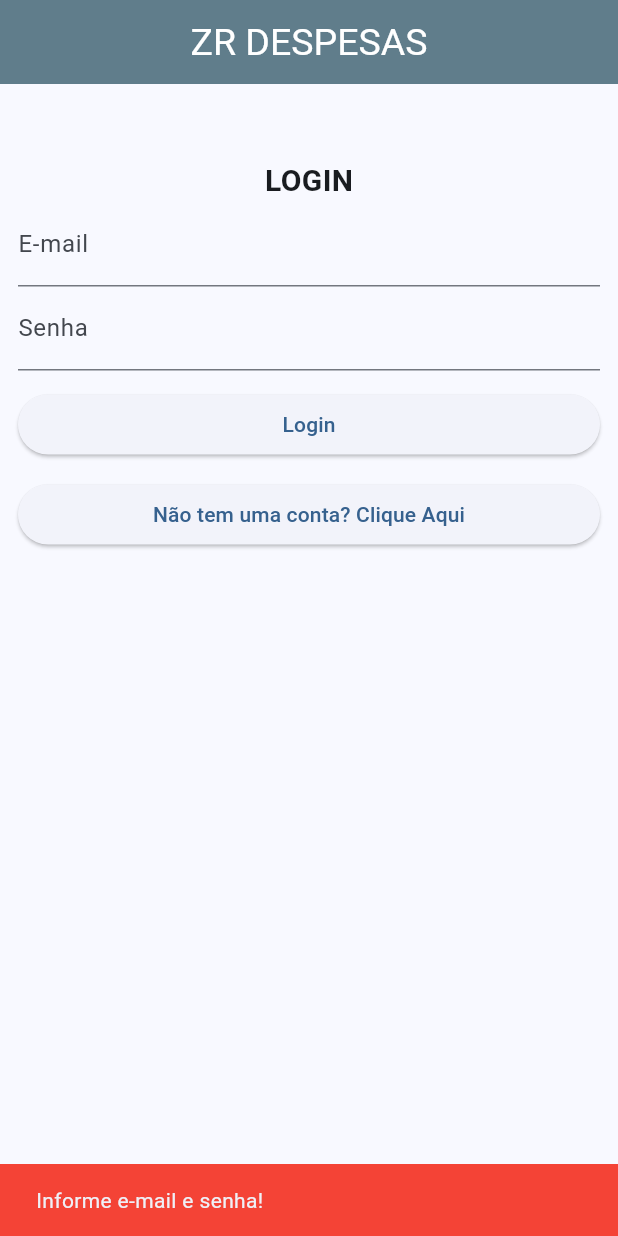
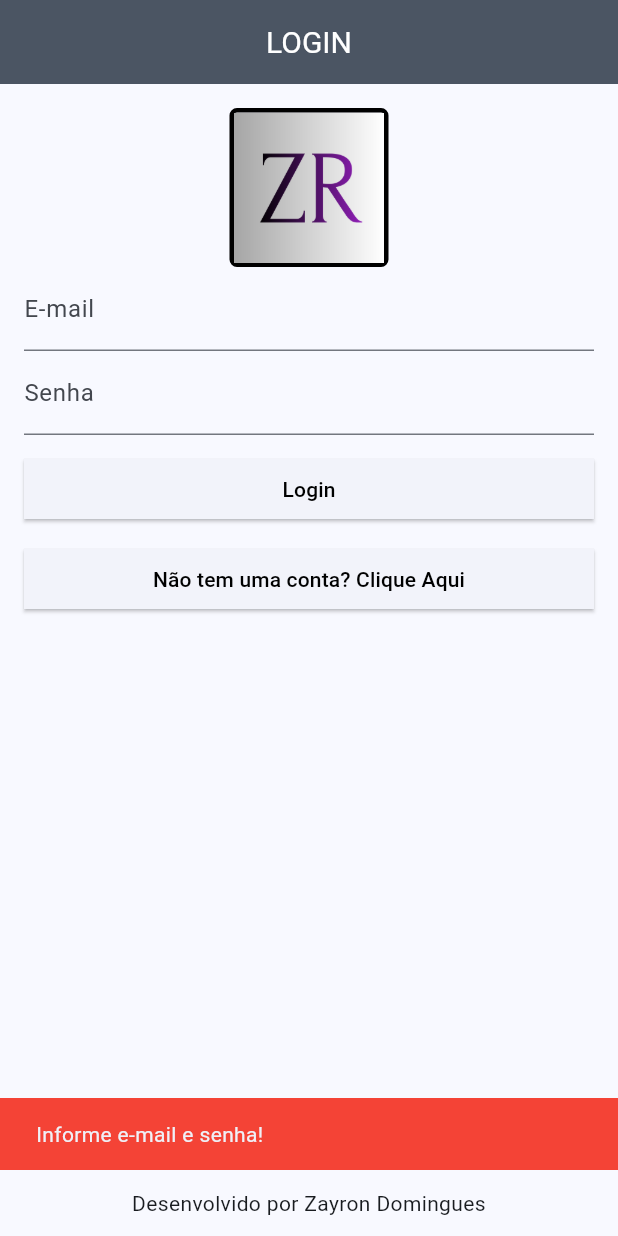
Before and after one commit to ZayronRD/zrd_despesa_flutter, a Flutter app: the screen it shows after launch, after a tap on "Login", on a phone screen of 412 x 824 dp. Run offline on Flutter 3.47's test engine with Material 3 defaults, Android fonts, the phone set to English and light mode, and no system bars; our stand-ins replace camera, supabase_flutter; accounts and stored records are empty.

Commit message:
adicionado logo na tela de login e utilizado componente zr_input

```diff
--- a/zrd_despesas_app/lib/components/zr_input.dart
+++ b/zrd_despesas_app/lib/components/zr_input.dart
@@ -7,11 +7,14 @@ class ZrTextFormField extends StatelessWidget {
 
   final String? Function(String?)? validator;
 
+  final bool obscureText;
+
   const ZrTextFormField({
     super.key,
     required this.label,
     required this.controller,
     this.validator,
+    this.obscureText = false,
   });
 
   @override
@@ -19,6 +22,7 @@ class ZrTextFormField extends StatelessWidget {
     return TextFormField(
       controller: controller,
       validator: validator,
+      obscureText: obscureText,
       decoration: InputDecoration(labelText: label),
     );
   }
--- a/zrd_despesas_app/lib/pages/login/login_page.dart
+++ b/zrd_despesas_app/lib/pages/login/login_page.dart
@@ -1,6 +1,8 @@
 import 'package:flutter/material.dart';
 import 'package:supabase_flutter/supabase_flutter.dart';
 import 'package:zrd_despesas_app/auth/auth_service.dart';
+import 'package:zrd_despesas_app/components/zr_input.dart';
+import 'package:zrd_despesas_app/components/zr_toast.dart';
 import 'package:zrd_despesas_app/pages/cadastro/register_page.dart';
 
 class LoginPage extends StatefulWidget {
@@ -74,7 +76,14 @@ class _LoginPageState extends State<LoginPage> {
 
     try {
       // `signInWithPassword` retorna sessao e usuario quando login conclui.
+
       final resposta = await authService.login(email, senha);
+
+      while (resposta.user != null || resposta.session != null) {
+        if (mounted) {
+          ZrToast.success(context, "Acessando...", milliseconds: 400);
+        }
+      }
 
       // Se auth nao devolver usuario ou sessao, fluxo nao autenticou.
       if (resposta.user == null || resposta.session == null) {
@@ -96,15 +105,16 @@ class _LoginPageState extends State<LoginPage> {
   Widget build(BuildContext context) {
     return Scaffold(
       appBar: AppBar(
+        scrolledUnderElevation: 0,
         title: Center(
           child: SizedBox(
             // width: 100,
             // height: 100,
             child: Text(
-              "ZR DESPESAS",
+              "LOGIN",
               style: TextStyle(
                 // fontWeight: FontWeight.bold,
-                fontSize: 25,
+                fontSize: 20,
                 color: Colors.white,
                 // fontStyle: FontStyle.italic,
 
@@ -113,51 +123,55 @@ class _LoginPageState extends State<LoginPage> {
             ),
           ),
         ),
-        backgroundColor: Colors.blueGrey,
+        backgroundColor: const Color.fromARGB(255, 75, 85, 99),
         titleTextStyle: const TextStyle(color: Colors.white),
       ),
-      body: ListView(
-        padding: EdgeInsets.symmetric(horizontal: 12, vertical: 50),
+      body: Padding(
+        padding: const EdgeInsets.all(16.0),
+        child: Column(
+          mainAxisAlignment: MainAxisAlignment.start,
           children: [
-          // SizedBox(
-          //   width: 100,
-          //   height: 100,
-          //   child: Image.asset("assets/imagens/logo.png"),
-          // ),
-          Center(
-            child: SizedBox(
-              // width: 100,
-              // height: 100,
-              child: Text(
-                "LOGIN",
-                style: TextStyle(
-                  fontWeight: FontWeight.bold,
-                  fontSize: 20,
-                  // color: Colors.red,
-                  // fontStyle: FontStyle.italic,
-
-                  // decoration: TextDecoration.underline,
+            Container(
+              margin: EdgeInsets.all(0),
+              decoration: BoxDecoration(
+                border: Border.all(width: 3.0),
+                borderRadius: BorderRadius.all(
+                  Radius.circular(5.0), //
                 ),
               ),
+              child: SizedBox(
+                width: 100,
+                height: 100,
+
+                child: Image.asset("assets/imagens/logozr.png"),
               ),
             ),
-          // email
-          TextField(
-            controller: _emailController,
-            decoration: InputDecoration(labelText: "E-mail"),
-          ),
 
-          //senha
-          TextField(
+            ZrTextFormField(controller: _emailController, label: "E-mail"),
+
+            ZrTextFormField(
+              controller: _senhaController,
+              label: "Senha",
               obscureText: true,
-            controller: _senhaController,
-            decoration: InputDecoration(labelText: "Senha"),
             ),
 
             SizedBox(height: 12),
 
             // botao login
-          ElevatedButton(onPressed: login, child: Text("Login")),
+            ElevatedButton(
+              onPressed: login,
+              style: ElevatedButton.styleFrom(
+                shape: RoundedRectangleBorder(
+                  borderRadius: BorderRadius.circular(0),
+                ),
+              ),
+              child: Container(
+                padding: EdgeInsets.all(5.0),
+                child: Center(
+                  child: Text("Login", style: TextStyle(color: Colors.black)),
+                ),
+              ),
+            ),
 
             SizedBox(height: 12),
 
@@ -166,18 +180,31 @@ class _LoginPageState extends State<LoginPage> {
                 context,
                 MaterialPageRoute(builder: (context) => RegisterPage()),
               ),
-            child: Container(
-              // height: 60.0,
-              // width: 120.0,
-              padding: EdgeInsets.all(5.0),
-              // decoration: BoxDecoration(
-              //   color: Colors.grey,
-              //   borderRadius: BorderRadius.circular(4.0),
-              // ),
-              child: Center(child: Text("Não tem uma conta? Clique Aqui")),
+              style: ElevatedButton.styleFrom(
+                shape: RoundedRectangleBorder(
+                  borderRadius: BorderRadius.circular(0),
                 ),
               ),
+              child: Container(
+                padding: EdgeInsets.all(5.0),
+                child: Center(
+                  child: Text(
+                    "Não tem uma conta? Clique Aqui",
+                    style: TextStyle(color: Colors.black),
+                  ),
+                ),
+              ),
+            ),
+            SizedBox(height: 12),
           ],
+        ),
+      ),
+      bottomNavigationBar: Padding(
+        padding: EdgeInsets.all(12),
+        child: Text(
+          'Desenvolvido por Zayron Domingues',
+          textAlign: TextAlign.center,
+        ),
       ),
     );
   }
--- a/zrd_despesas_app/pubspec.yaml
+++ b/zrd_despesas_app/pubspec.yaml
@@ -45,7 +45,7 @@ dependencies:
 dev_dependencies:
   flutter_test:
     sdk: flutter
-
+  #https://produkto.io/pt/color-palettes/finance
   # The "flutter_lints" package below contains a set of recommended lints to
   # encourage good coding practices. The lint set provided by the package is
   # activated in the `analysis_options.yaml` file located at the root of your
```
Also changed, not shown: zrd_despesas_app/assets/imagens/logozr.png (added). Lines whose indentation alone changed are shown as unchanged.
